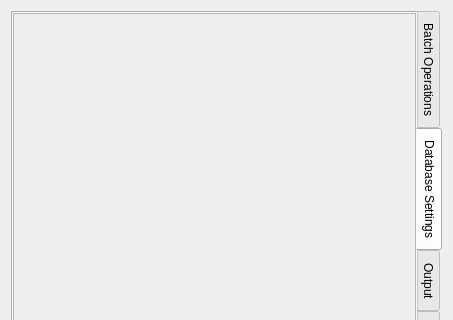
Before: the Qt Designer form interfaces/databaseToolsBase.ui in HaW-Tagger/HWtagger, drawn with Qt 5; both pictures show x 0 to 453 and y 0 to 320 of the 453 by 825 pixel window.
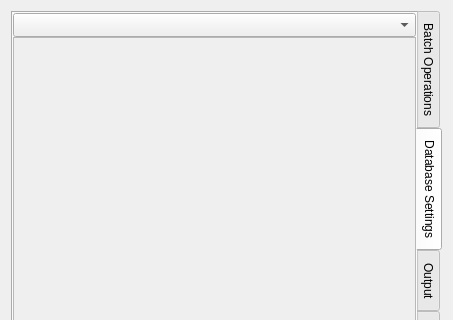
After: the same form once the commit is applied. The open tabs and pages were chosen to show the change. Custom widgets are drawn as their Qt base class.

Commit message:
View for group based settings
- fixed group change with history
- view settings per group settings

```diff
--- a/interfaces/databaseToolsBase.ui
+++ b/interfaces/databaseToolsBase.ui
@@ -58,7 +58,7 @@
      </property>
     </widget>
    </item>
-   <item row="0" column="0">
+   <item row="1" column="0">
     <widget class="QTabWidget" name="tabWidget">
      <property name="tabPosition">
       <enum>QTabWidget::East</enum>
@@ -299,6 +299,13 @@
        <property name="bottomMargin">
         <number>0</number>
        </property>
+       <item>
+        <widget class="QComboBox" name="comboBox_group_name_settings">
+         <property name="sizeAdjustPolicy">
+          <enum>QComboBox::AdjustToMinimumContentsLengthWithIcon</enum>
+         </property>
+        </widget>
+       </item>
        <item>
         <widget class="QScrollArea" name="scrollArea">
          <property name="toolTip">
@@ -315,8 +322,8 @@
            <rect>
             <x>0</x>
             <y>0</y>
-            <width>98</width>
-            <height>28</height>
+            <width>406</width>
+            <height>691</height>
            </rect>
           </property>
          </widget>
```
Left out of the diff: 8 changed lines with no effect on the pictures. The commit also changes 3 other files.
